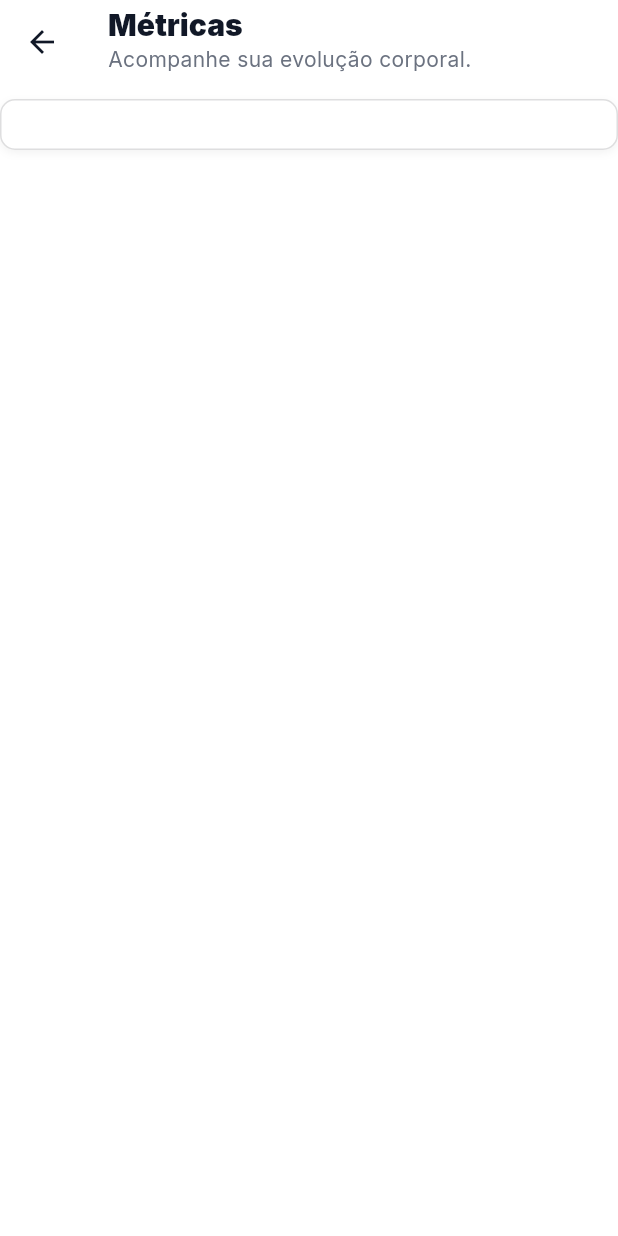
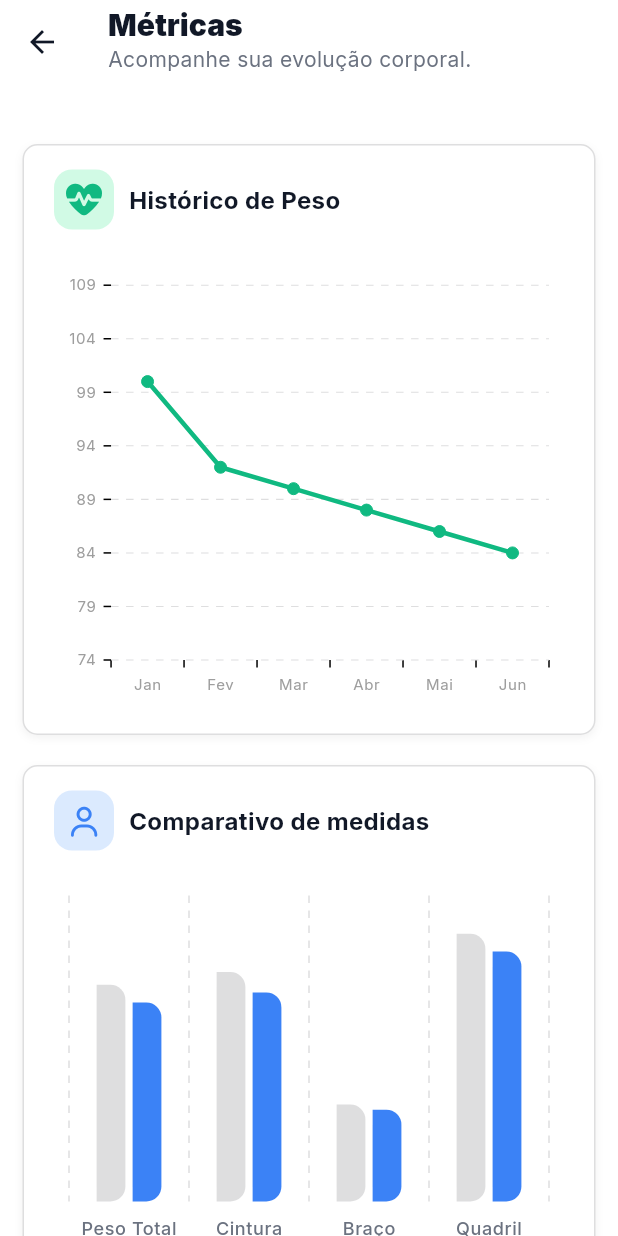
Before and after one commit to Gpeder/nutri, a Flutter app: the DataScreen screen opened directly, on a phone screen of 412 x 824 dp. Run offline on Flutter 3.47's test engine with Material 3 defaults, Android fonts, the phone set to English and light mode, and no system bars; our stand-ins replace awesome_bottom_bar, font_awesome_flutter, google_fonts, heroicons, material_design_icons_flutter, percent_indicator and 1 more.

Commit message:
graficos prontos

```diff
--- /dev/null
+++ b/lib/models/measures.dart
@@ -0,0 +1,14 @@
+class Measures {
+  final String before;
+  final String after;
+  final String metrics;
+
+  Measures({required this.before, required this.after, required this.metrics});
+
+  static List<Measures> measuresData = [
+    Measures(metrics: "Peso Total", before: "85 kg", after: "78 kg"),
+    Measures(metrics: "Cintura", before: "90 cm", after: "82 cm"),
+    Measures(metrics: "Braço", before: "38 cm", after: "36 cm"),
+    Measures(metrics: "Quadril", before: "105 cm", after: "98 cm"),
+  ];
+}
--- /dev/null
+++ b/lib/models/month_data.dart
@@ -0,0 +1,23 @@
+class MonthData {
+  final String month;
+  final int weight;
+
+  MonthData({required this.month, required this.weight});
+}
+
+class MonthDataList {
+  final List<MonthData> monthDataList;
+
+  MonthDataList({required this.monthDataList});
+}
+
+MonthDataList monthDataList = MonthDataList(
+  monthDataList: [
+    MonthData(month: 'Jan', weight: 100),
+    MonthData(month: 'Fev', weight: 92),
+    MonthData(month: 'Mar', weight: 90),
+    MonthData(month: 'Abr', weight: 88),
+    MonthData(month: 'Mai', weight: 86),
+    MonthData(month: 'Jun', weight: 84),
+  ],
+);
--- a/lib/screens/data/data_screen.dart
+++ b/lib/screens/data/data_screen.dart
@@ -1,5 +1,6 @@
 import 'package:flutter/material.dart';
-import 'package:nutri/core/theme/colors.dart';
+import 'package:nutri/screens/data/widgets/container_graphic_metrics.dart';
+import 'package:nutri/screens/data/widgets/container_graphic_wheight.dart';
 import 'package:nutri/widgets/genericappbar.dart';
 
 class DataScreen extends StatelessWidget {
@@ -8,28 +9,23 @@ class DataScreen extends StatelessWidget {
   @override
   Widget build(BuildContext context) {
     return Scaffold(
-      appBar: GenericAppBar(
+      appBar: const GenericAppBar(
         title: 'Métricas',
         subtitle: 'Acompanhe sua evolução corporal.',
       ),
-      body: Column(
-        children: [
-          Container(
-            padding: const EdgeInsets.symmetric(vertical: 16, horizontal: 20),
-            decoration: BoxDecoration(
-              color: Colors.white,
-              borderRadius: BorderRadius.circular(10),
-              border: Border.all(color: AppColors.gray200),
-              boxShadow: [
-                BoxShadow(
-                  color: Colors.black.withValues(alpha: 0.05),
-                  blurRadius: 4,
-                  offset: const Offset(0, 2),
-                ),
-              ],
-            ),
-          ),
-        ],
+      body: SingleChildScrollView(
+        padding: const EdgeInsets.symmetric(horizontal: 15, vertical: 10),
+        child: Column(
+          children: [
+            const SizedBox(height: 20),
+            const ContainerGraphicWheight(),
+
+            const SizedBox(height: 20),
+
+            const ContainerGraphicMetrics(),
+            const SizedBox(height: 10),
+          ],
+        ),
       ),
     );
   }
--- /dev/null
+++ b/lib/screens/data/widgets/container_graphic_metrics.dart
@@ -0,0 +1,143 @@
+import 'package:flutter/material.dart';
+import 'package:font_awesome_flutter/font_awesome_flutter.dart';
+import 'package:nutri/core/theme/colors.dart' show AppColors;
+import 'package:nutri/models/measures.dart';
+import 'package:syncfusion_flutter_charts/charts.dart';
+
+class ContainerGraphicMetrics extends StatelessWidget {
+  const ContainerGraphicMetrics({super.key});
+
+  double? _parseValue(String value) {
+    String cleanString = value.replaceAll(RegExp(r'[^0-9.]'), '');
+    return double.tryParse(cleanString);
+  }
+
+  @override
+  Widget build(BuildContext context) {
+    return Container(
+      padding: const EdgeInsets.symmetric(vertical: 16, horizontal: 20),
+      decoration: BoxDecoration(
+        color: Colors.white,
+        borderRadius: BorderRadius.circular(10),
+        border: Border.all(color: AppColors.gray200),
+        boxShadow: [
+          BoxShadow(
+            color: Colors.black.withValues(alpha: 0.05),
+            blurRadius: 4,
+            offset: const Offset(0, 2),
+          ),
+        ],
+      ),
+      child: Column(
+        children: [
+          Row(
+            children: [
+              Container(
+                width: 40,
+                height: 40,
+                decoration: BoxDecoration(
+                  color: AppColors.blue100,
+                  borderRadius: BorderRadius.circular(12),
+                ),
+                child: Icon(
+                  FontAwesomeIcons.user,
+                  color: AppColors.blue200,
+                  size: 20,
+                ),
+              ),
+              const SizedBox(width: 10),
+              Text(
+                'Comparativo de medidas',
+                style: TextStyle(
+                  fontSize: 16,
+                  fontWeight: FontWeight.bold,
+                  color: AppColors.gray900,
+                ),
+              ),
+            ],
+          ),
+          const SizedBox(height: 20),
+          SizedBox(
+            height: 250,
+            child: SfCartesianChart(
+              isTransposed: true,
+              plotAreaBorderWidth: 0,
+              primaryXAxis: CategoryAxis(
+                majorGridLines: MajorGridLines(
+                  width: 1,
+                  dashArray: <double>[5, 5],
+                  color: AppColors.gray200,
+                ),
+                majorTickLines: const MajorTickLines(width: 0),
+                axisLine: const AxisLine(width: 0),
+                labelStyle: TextStyle(
+                  fontWeight: FontWeight.w500,
+                  color: AppColors.gray500,
+                ),
+              ),
+              primaryYAxis: NumericAxis(isVisible: false, minimum: 0),
+              tooltipBehavior: TooltipBehavior(
+                enable: true,
+                header: '',
+              ),
+              series: <CartesianSeries<Measures, String>>[
+                BarSeries<Measures, String>(
+                  name: 'Anterior',
+                  dataSource: Measures.measuresData,
+                  xValueMapper: (Measures data, _) => data.metrics,
+                  yValueMapper: (Measures data, _) => _parseValue(data.before),
+                  color: AppColors.gray300,
+                  width: 0.6,
+                  spacing: 0.2,
+                  borderRadius: const BorderRadius.only(
+                    topRight: Radius.circular(10),
+                    bottomRight: Radius.circular(10),
+                  ),
+                ),
+                BarSeries<Measures, String>(
+                  name: 'Atual',
+                  dataSource: Measures.measuresData,
+                  xValueMapper: (Measures data, _) => data.metrics,
+                  yValueMapper: (Measures data, _) => _parseValue(data.after),
+                  color: AppColors.blue200,
+                  width: 0.6,
+                  spacing: 0.2,
+                  borderRadius: const BorderRadius.only(
+                    topRight: Radius.circular(10),
+                    bottomRight: Radius.circular(10),
+                  ),
+                ),
+              ],
+            ),
+          ),
+          const SizedBox(height: 10),
+          Row(
+            mainAxisAlignment: MainAxisAlignment.center,
+            children: [
+              _buildLegendItem(AppColors.gray300, 'Anterior'),
+              const SizedBox(width: 20),
+              _buildLegendItem(AppColors.blue200, 'Atual'),
+            ],
+          ),
+        ],
+      ),
+    );
+  }
+
+  Widget _buildLegendItem(Color color, String text) {
+    return Row(
+      children: [
+        Container(
+          width: 12,
+          height: 12,
+          decoration: BoxDecoration(
+            color: color,
+            borderRadius: BorderRadius.circular(3),
+          ),
+        ),
+        const SizedBox(width: 8),
+        Text(text, style: TextStyle(color: AppColors.gray500, fontSize: 12)),
+      ],
+    );
+  }
+}
--- /dev/null
+++ b/lib/screens/data/widgets/container_graphic_wheight.dart
@@ -0,0 +1,109 @@
+import 'package:flutter/material.dart';
+import 'package:font_awesome_flutter/font_awesome_flutter.dart';
+import 'package:nutri/core/theme/colors.dart' show AppColors;
+import 'package:nutri/models/month_data.dart';
+import 'package:syncfusion_flutter_charts/charts.dart';
+
+class ContainerGraphicWheight extends StatelessWidget {
+  const ContainerGraphicWheight({
+    super.key,
+  });
+
+  @override
+  Widget build(BuildContext context) {
+    return Container(
+      padding: const EdgeInsets.symmetric(vertical: 16, horizontal: 20),
+      decoration: BoxDecoration(
+        color: Colors.white,
+        borderRadius: BorderRadius.circular(10),
+        border: Border.all(color: AppColors.gray200),
+        boxShadow: [
+          BoxShadow(
+            color: Colors.black.withValues(alpha: 0.05),
+            blurRadius: 4,
+            offset: const Offset(0, 2),
+          ),
+        ],
+      ),
+      child: Column(
+        children: [
+          Row(
+            children: [
+              Container(
+                width: 40,
+                height: 40,
+                decoration: BoxDecoration(
+                  color: AppColors.green100,
+                  borderRadius: BorderRadius.circular(12),
+                ),
+                child: Icon(
+                  FontAwesomeIcons.heartPulse,
+                  color: AppColors.green200,
+                ),
+              ),
+              const SizedBox(width: 10),
+              Text(
+                'Histórico de Peso',
+                style: TextStyle(
+                  fontSize: 16,
+                  fontWeight: FontWeight.bold,
+                  color: AppColors.gray900,
+                ),
+              ),
+            ],
+          ),
+
+          const SizedBox(height: 20),
+
+          SfCartesianChart(
+            plotAreaBorderWidth: 0,
+            primaryXAxis: CategoryAxis(
+              majorGridLines: MajorGridLines(width: 0),
+              axisLine: AxisLine(width: 0),
+              interval: 1,
+              labelIntersectAction: AxisLabelIntersectAction.rotate45,
+              labelStyle: TextStyle(fontSize: 10, color: Colors.grey),
+            ),
+
+            primaryYAxis: NumericAxis(
+              majorGridLines: MajorGridLines(
+                dashArray: <double>[5, 5],
+                color: AppColors.gray200,
+              ),
+              axisLine: AxisLine(width: 0),
+              minimum: (monthDataList.monthDataList.map((e) => e.weight).reduce((a, b) => a < b ? a : b) - 10).toDouble(),
+              maximum:
+                  (monthDataList.monthDataList
+                              .map((e) => e.weight)
+                              .reduce((a, b) => a > b ? a : b) +
+                          10)
+                      .toDouble(),
+              labelIntersectAction: AxisLabelIntersectAction.rotate45,
+              labelStyle: TextStyle(fontSize: 10, color: Colors.grey),
+            ),
+
+            tooltipBehavior: TooltipBehavior(enable: true),
+
+            series: <CartesianSeries<MonthData, String>>[
+              LineSeries<MonthData, String>(
+                dataSource: monthDataList.monthDataList,
+                xValueMapper: (MonthData data, _) => data.month,
+                yValueMapper: (MonthData data, _) => data.weight,
+                color: AppColors.green200,
+                width: 3,
+                markerSettings: MarkerSettings(
+                  isVisible: true,
+                  height: 8,
+                  width: 8,
+                  color: AppColors.green200,
+                  borderWidth: 0,
+                  shape: DataMarkerType.circle,
+                ),
+              ),
+            ],
+          ),
+        ],
+      ),
+    );
+  }
+}
```
